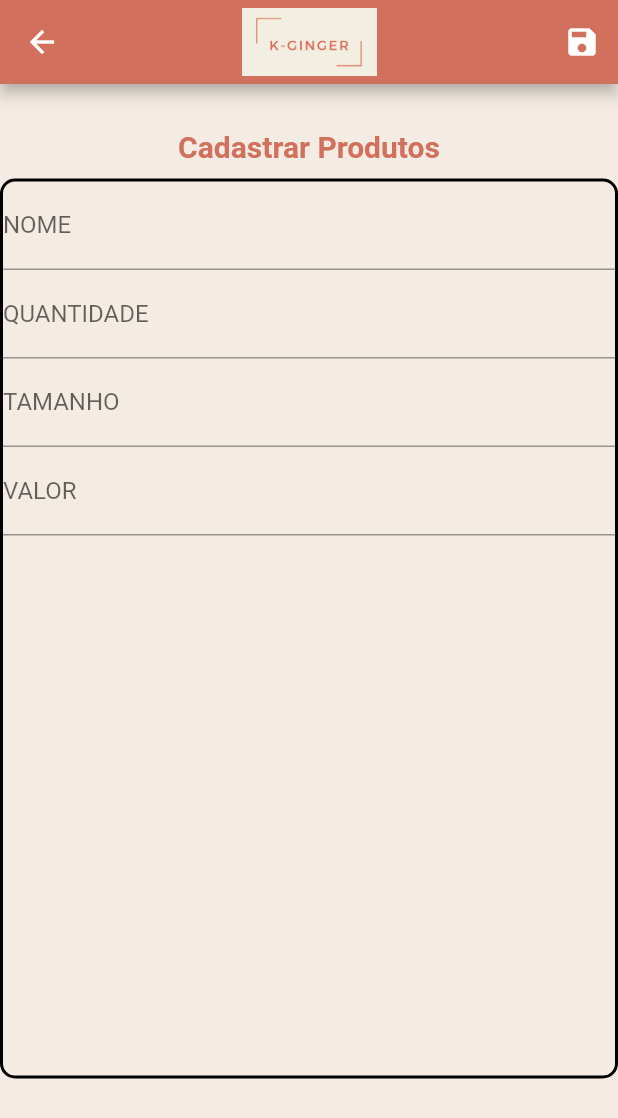
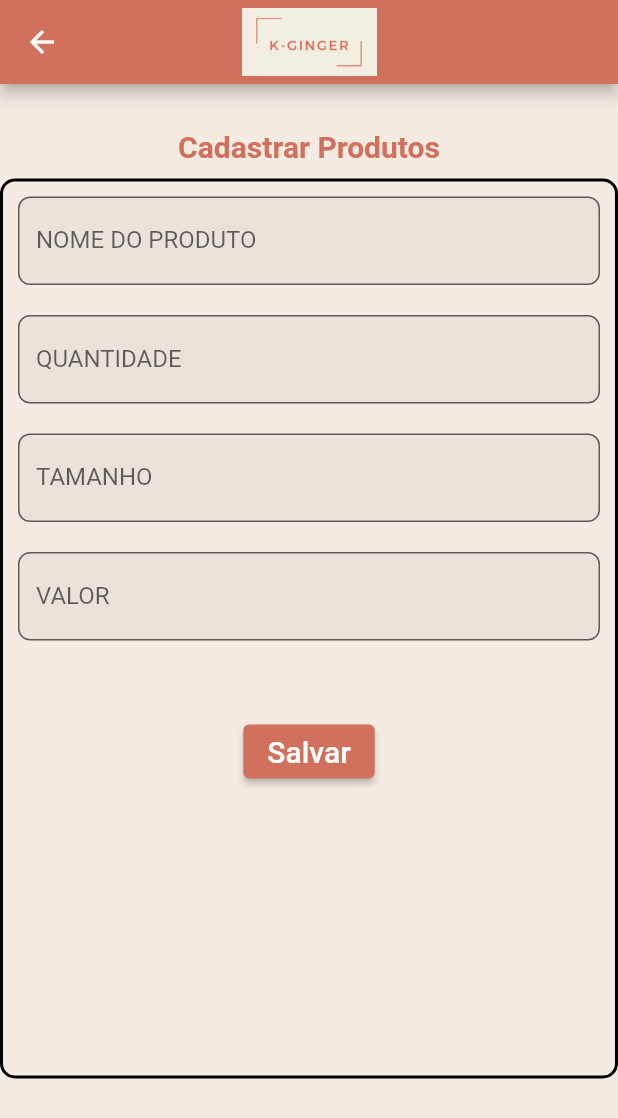
Before and after one commit to souzap371/kginger, a Flutter app: the CadastrarProdutos screen opened directly, on a phone screen of 412 x 824 dp. Shown: the top 1118 px of the screen. Run offline on Flutter 3.47's test engine with Material 2 defaults, Android fonts, the phone set to English and light mode, and no system bars.

```diff
--- a/lib/main.dart
+++ b/lib/main.dart
@@ -17,7 +17,7 @@ class MyApp extends StatelessWidget {
     return MaterialApp(
       title: 'K-Ginger',
       debugShowCheckedModeBanner: false,
-      home: FiltrarProdutos(),
+      home: HomePage(),
     );
   }
 }
--- a/lib/pages/cadastrarProdutos.dart
+++ b/lib/pages/cadastrarProdutos.dart
@@ -10,12 +10,6 @@ class CadastrarProdutos extends StatelessWidget {
   Widget build(BuildContext context) {
     return Scaffold(
       appBar: AppBar(
-        actions: [
-          IconButton(
-            onPressed: () {},
-            icon: Icon(Icons.save),
-          ),
-        ],
         leading: IconButton(
           icon: Icon(Icons.arrow_back),
           onPressed: () {
@@ -63,24 +57,82 @@ class CadastrarProdutos extends StatelessWidget {
                 child: Form(
                   child: ListView(
                     children: [
-                      TextFormField(
+                      Padding(
+                        padding: const EdgeInsets.all(10),
+                        child: TextFormField(
                           decoration: InputDecoration(
-                          labelText: 'NOME',
+                            filled: true,
+                            border: new OutlineInputBorder(
+                              borderRadius: BorderRadius.all(
+                                Radius.circular(8.0),
                               ),
                             ),
-                      TextFormField(
+                            labelText: 'NOME DO PRODUTO',
+                          ),
+                        ),
+                      ),
+                      Padding(
+                        padding: const EdgeInsets.all(10),
+                        child: TextFormField(
                           decoration: InputDecoration(
+                            filled: true,
+                            border: new OutlineInputBorder(
+                              borderRadius: BorderRadius.all(
+                                Radius.circular(8.0),
+                              ),
+                            ),
                             labelText: 'QUANTIDADE',
                           ),
                         ),
-                      TextFormField(
+                      ),
+                      Padding(
+                        padding: const EdgeInsets.all(10),
+                        child: TextFormField(
                           decoration: InputDecoration(
+                            filled: true,
+                            border: new OutlineInputBorder(
+                              borderRadius: BorderRadius.all(
+                                Radius.circular(8.0),
+                              ),
+                            ),
                             labelText: 'TAMANHO',
                           ),
                         ),
-                      TextFormField(
+                      ),
+                      Padding(
+                        padding: const EdgeInsets.all(10),
+                        child: TextFormField(
                           decoration: InputDecoration(
+                            filled: true,
+                            border: new OutlineInputBorder(
+                              borderRadius: BorderRadius.all(
+                                Radius.circular(8.0),
+                              ),
+                            ),
                             labelText: 'VALOR',
+                          ),
+                        ),
+                      ),
+                      Padding(
+                        padding: const EdgeInsets.only(top: 40),
+                        child: Center(
+                          child: Column(
+                            mainAxisSize: MainAxisSize.min,
+                            children: [
+                              ElevatedButton(
+                                onPressed: () {},
+                                child: Text(
+                                  'Salvar',
+                                  style: TextStyle(
+                                    fontSize: 20,
+                                  ),
+                                ),
+                                style: ElevatedButton.styleFrom(
+                                  backgroundColor: Color(0xFFd1715d),
+                                ),
+                              ),
+                            ],
+                          ),
                         ),
                       ),
                     ],
```
Also changed, not shown: lib/pages/filtrarProdutos.dart (+34 -0 lines). Lines whose indentation alone changed are shown as unchanged.
